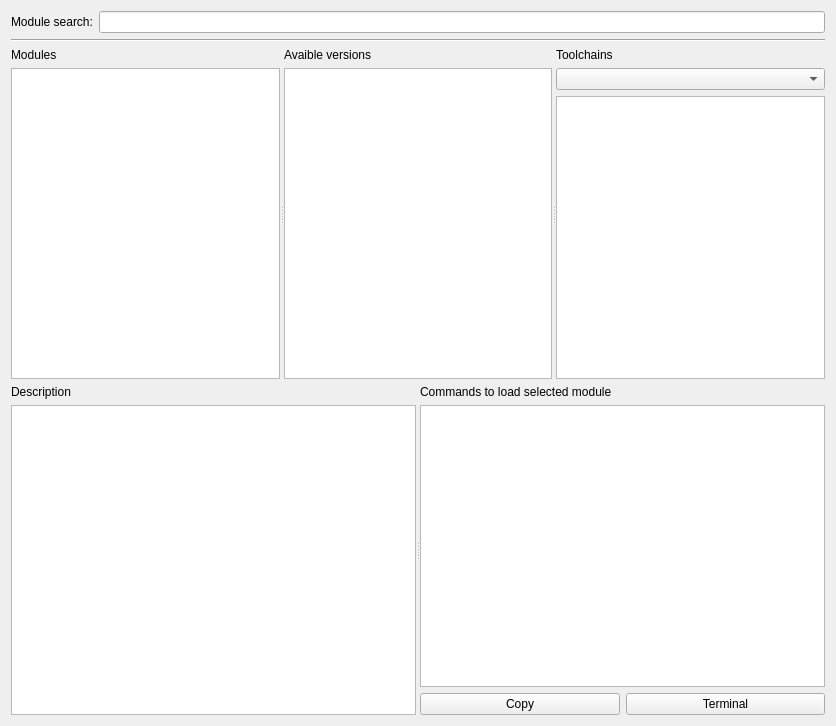
This is ui/lmod_query.ui in lunarc/mbrowser as Qt 5 draws it before an edit. The edited form follows.
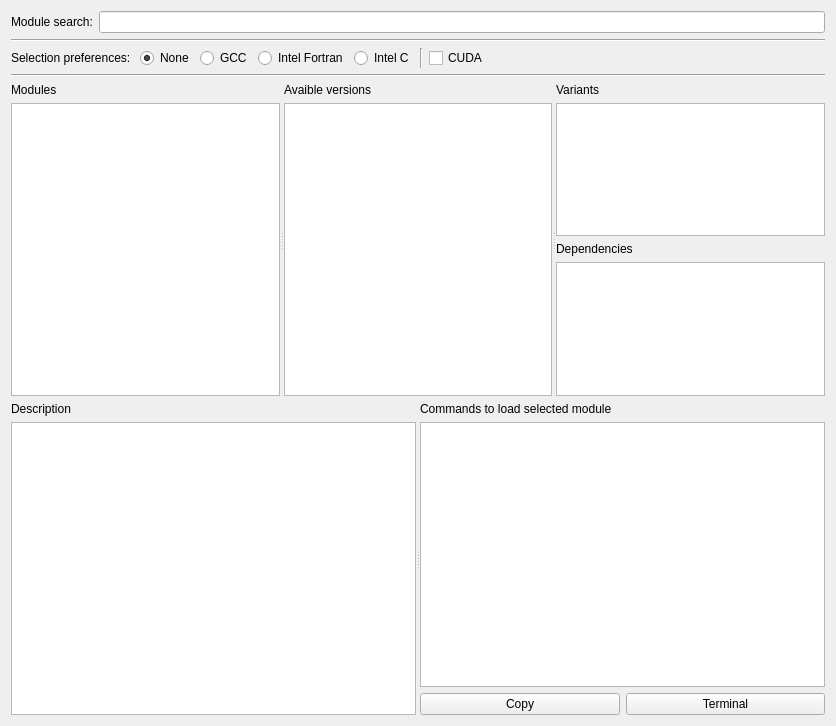
This is the edited form.

Commit message: Added search options. Searchin is now based the ordering of letters given. Autoselecting versions and variant depending on options.

Patch:
```diff
--- a/ui/lmod_query.ui
+++ b/ui/lmod_query.ui
@@ -13,7 +13,7 @@
   <property name="windowTitle">
    <string>LMOD Browser</string>
   </property>
-  <layout class="QVBoxLayout" name="verticalLayout_8" stretch="0,0,10,10">
+  <layout class="QVBoxLayout" name="verticalLayout_8" stretch="0,0,0,0,10,10">
    <item>
     <layout class="QHBoxLayout" name="horizontalLayout">
      <item>
@@ -39,6 +39,82 @@
      </property>
     </widget>
    </item>
+   <item>
+    <layout class="QHBoxLayout" name="horizontalLayout_3">
+     <item>
+      <widget class="QLabel" name="label_8">
+       <property name="text">
+        <string>Selection preferences: </string>
+       </property>
+      </widget>
+     </item>
+     <item>
+      <widget class="QRadioButton" name="prefer_none_check">
+       <property name="text">
+        <string>None</string>
+       </property>
+       <property name="checked">
+        <bool>true</bool>
+       </property>
+      </widget>
+     </item>
+     <item>
+      <widget class="QRadioButton" name="prefer_gcc_check">
+       <property name="text">
+        <string>GCC</string>
+       </property>
+      </widget>
+     </item>
+     <item>
+      <widget class="QRadioButton" name="prefer_ifort_check">
+       <property name="text">
+        <string>Intel Fortran</string>
+       </property>
+      </widget>
+     </item>
+     <item>
+      <widget class="QRadioButton" name="prefer_icc_check">
+       <property name="text">
+        <string>Intel C</string>
+       </property>
+      </widget>
+     </item>
+     <item>
+      <widget class="Line" name="line_3">
+       <property name="orientation">
+        <enum>Qt::Vertical</enum>
+       </property>
+      </widget>
+     </item>
+     <item>
+      <widget class="QCheckBox" name="prefer_cuda_check">
+       <property name="text">
+        <string>CUDA</string>
+       </property>
+      </widget>
+     </item>
+     <item>
+      <spacer name="horizontalSpacer">
+       <property name="orientation">
+        <enum>Qt::Horizontal</enum>
+       </property>
+       <property name="sizeHint" stdset="0">
+        <size>
+         <width>40</width>
+         <height>20</height>
+        </size>
+       </property>
+      </spacer>
+     </item>
+    </layout>
+   </item>
+   <item>
+    <widget class="Line" name="line_2">
+     <property name="orientation">
+      <enum>Qt::Horizontal</enum>
+     </property>
+    </widget>
+   </item>
    <item>
     <widget class="QSplitter" name="splitter">
      <property name="orientation">
@@ -84,14 +160,21 @@
        <item>
         <widget class="QLabel" name="label_4">
          <property name="text">
-          <string>Toolchains</string>
+          <string>Variants</string>
          </property>
         </widget>
        </item>
        <item>
         <layout class="QVBoxLayout" name="verticalLayout_2">
          <item>
-          <widget class="QComboBox" name="alt_list"/>
+          <widget class="QListWidget" name="alt_list"/>
+         </item>
+         <item>
+          <widget class="QLabel" name="label_7">
+           <property name="text">
+            <string>Dependencies</string>
+           </property>
+          </widget>
          </item>
          <item>
           <widget class="QListWidget" name="parent_list"/>
```
The commit also changes 4 other files.
